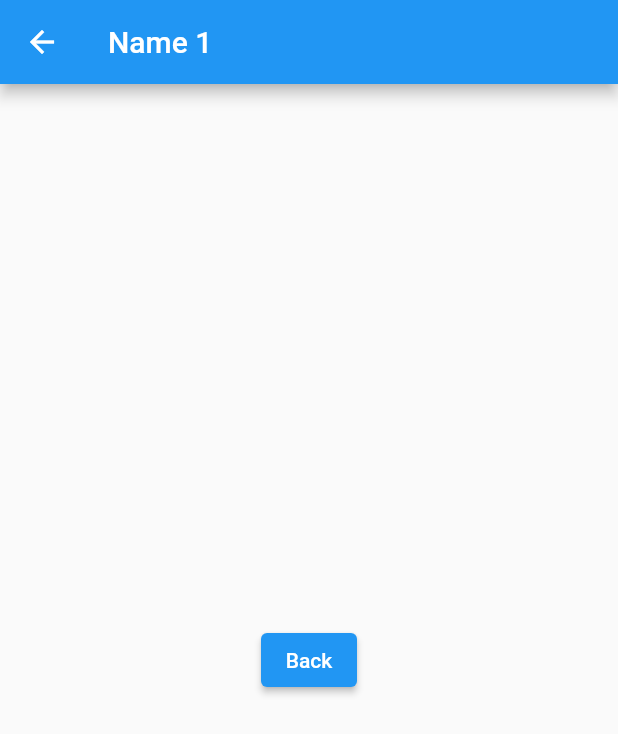
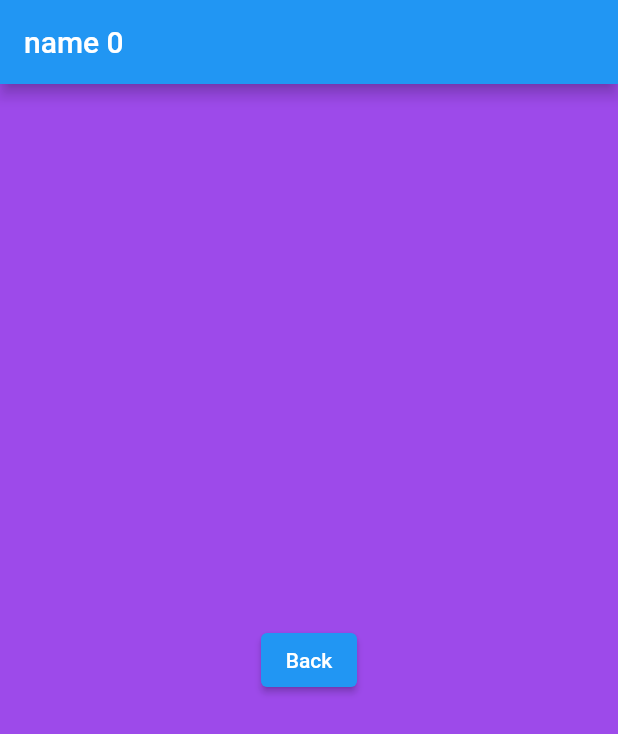
Before and after one commit to cerensukaramese/Flutter-exercise, a Flutter app: the screen it shows after launch, after a tap on the "arrow right" icon, on a phone screen of 412 x 824 dp. Shown: the top 734 px of the screen. Run offline on Flutter 3.47's test engine with Material 2 defaults, Android fonts, the phone set to English and light mode, and no system bars.

Commit message:
flutter_oyk

```diff
--- /dev/null
+++ b/lib/model/user.dart
@@ -0,0 +1,11 @@
+import 'package:flutter/material.dart';
+
+class User {
+  final String name;
+  final String surname;
+  Color userColor;
+  bool isRead;
+
+  User({required this.name,required this.surname,required this.userColor, required this.isRead});
+
+}
--- a/lib/view/detail_screen.dart
+++ b/lib/view/detail_screen.dart
@@ -1,21 +1,23 @@
 import 'package:flutter/material.dart';
+import 'package:flutter_application_1/model/user.dart';
 
 class DetailScreen extends StatelessWidget {
-  final String appBarTitle;
+  final User user;
 
   const DetailScreen({
     Key? key,
-    required this.appBarTitle,
+    required this.user,
   }) : super(key: key);
 
   @override
   Widget build(BuildContext context) {
     return Scaffold(
+      backgroundColor: user.userColor,
       appBar: AppBar(
         title: Text(
-          appBarTitle,
+          user.name,
         ),
-      //  automaticallyImplyLeading: false,
+        automaticallyImplyLeading: false,
       ),
       body: Center(
         child:ElevatedButton (
--- a/lib/view/home_screen.dart
+++ b/lib/view/home_screen.dart
@@ -1,6 +1,7 @@
 
 
 import 'package:flutter/material.dart';
+import 'package:flutter_application_1/model/user.dart';
 import 'package:flutter_application_1/view/detail_screen.dart';
 
 class HomeScreen extends StatefulWidget {
@@ -12,8 +13,14 @@ class HomeScreen extends StatefulWidget {
 }
 
 class _HomeScreenState extends State<HomeScreen> {
-  bool isRead = false;
+  List <User> userList = List.generate(50, (index) =>
+  User(
+    name: "name $index",
+    surname: 'surname',
+    userColor: Color.fromRGBO(151, 63, 233, 0.945),
+    isRead: false)
 
+    );
   @override
   Widget build(BuildContext context) {
     return  Scaffold(
@@ -24,14 +31,14 @@ class _HomeScreenState extends State<HomeScreen> {
         backgroundColor:Colors.deepPurple,
       ),
       body:ListView.builder(
-        itemCount: 60,
+        itemCount: userList.length,
         itemBuilder: (context , index) => _buildUserCard(context,index) ,
        ),
 
   );
   }
 
-Widget _buildUserCard(context, int number){
+Widget _buildUserCard(context, int index){
   return Card(child: ListTile(
         leading:const Icon(
           Icons.person,
@@ -39,33 +46,33 @@ Widget _buildUserCard(context, int number){
           size: 40,
         ),
         title:  Text(
-          "Name ${(number + 1)}",
+          userList[index].name,
           style: const TextStyle(fontSize: 22)      ),
-          subtitle: const Text(
-            "Surname"
+          subtitle:  Text(
+            userList[index].surname,
           ),
           trailing: IconButton( icon: const Icon(
             Icons.arrow_right,
             size: 40
           ),
           onPressed: () {
-            navigateToDetail(context, number);
+            navigateToDetail(context, index);
             setState(() {
-              isRead = true;
+              userList[index].isRead = true ;
             });
-
           },
           ),
-          tileColor : isRead ? Color.fromRGBO(223, 195, 231, 1) : Color.fromRGBO(189, 123, 209, 1)
-      ),
-    );
+          tileColor : userList[index].isRead ? Color.fromRGBO(100, 60, 173, 1) : Color.fromRGBO(151, 63, 233, 0.945)
+          )
+      );
+
 }
 
 Future<void> navigateToDetail(BuildContext context,int index) async{
   bool isTrue = await Navigator.of(context).push(MaterialPageRoute(
               builder:(context){
                 return DetailScreen(
-                  appBarTitle:"Name ${(index + 1)}");
+                  user:userList[index]);
               },
               ),
             );
```
